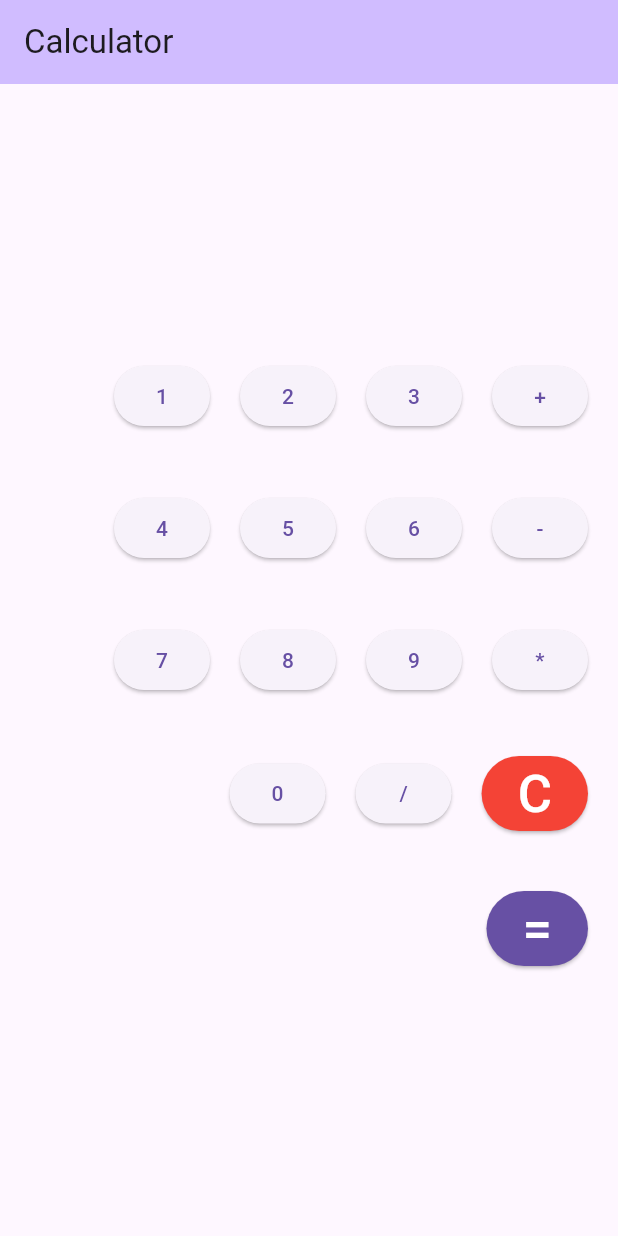
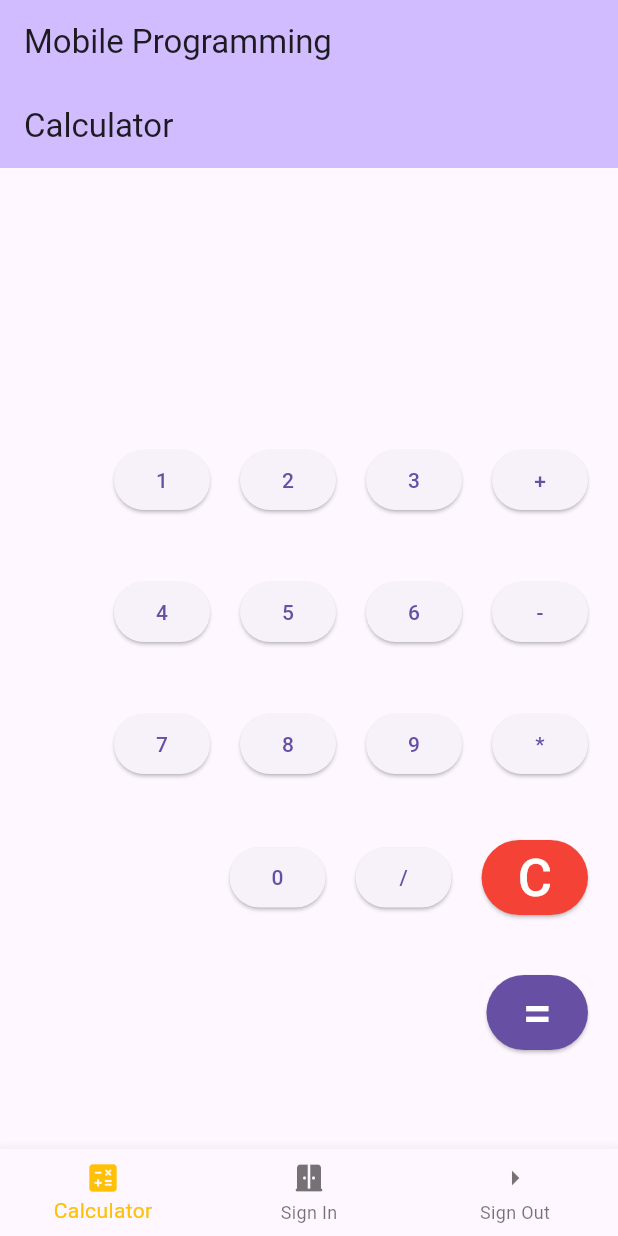
Before and after one commit to hirwaNkevin/flutter-calculator, a Flutter app: the screen it shows after launch, on a phone screen of 412 x 824 dp. Run offline on Flutter 3.47's test engine with Material 3 defaults, Android fonts, the phone set to English and light mode, and no system bars; missing offline and left inert: expressions.

```diff
--- a/lib/calculator_screen.dart
+++ b/lib/calculator_screen.dart
@@ -33,9 +33,13 @@ class _CalculatorscreenState extends State<Calculatorscreen> {
 
   void evaluateInput() {
     setState(() {
+      if (_inputExpression == '') {
+        print('No content in textbar');
+      } else {
         final expression = Expression.parse(_inputExpression);
-      final evaluator = const ExpressionEvaluator();
+        const evaluator = ExpressionEvaluator();
         _output = evaluator.eval(expression, {}).toString();
+      }
     });
   }
 
@@ -46,7 +50,8 @@ class _CalculatorscreenState extends State<Calculatorscreen> {
         backgroundColor: Theme.of(context).colorScheme.inversePrimary,
         title: const Text('Calculator'),
       ),
-      body: Column(
+      body: SingleChildScrollView(
+        child: Column(
           mainAxisAlignment: MainAxisAlignment.start,
           children: [
             Padding(
@@ -252,7 +257,8 @@ class _CalculatorscreenState extends State<Calculatorscreen> {
                             ),
                             child: const Text(
                               'C',
-                            style: TextStyle(color: Colors.white, fontSize: 35),
+                              style:
+                                  TextStyle(color: Colors.white, fontSize: 35),
                             )),
                       ),
                     ],
@@ -276,7 +282,8 @@ class _CalculatorscreenState extends State<Calculatorscreen> {
                             ),
                             child: const Text(
                               '=',
-                            style: TextStyle(color: Colors.white, fontSize: 35),
+                              style:
+                                  TextStyle(color: Colors.white, fontSize: 35),
                             )),
                       ),
                     ],
@@ -286,6 +293,7 @@ class _CalculatorscreenState extends State<Calculatorscreen> {
             ),
           ],
         ),
+      ),
     );
   }
 }
--- a/lib/main.dart
+++ b/lib/main.dart
@@ -3,6 +3,8 @@ import 'dart:core';
 import 'package:flutter/material.dart';
 import 'package:flutter/rendering.dart';
 import 'package:mobile_programming/calculator_screen.dart';
+import 'package:mobile_programming/sign_out_screen.dart';
+import 'package:mobile_programming/signin_screen.dart';
 
 void main() {
   runApp(const MyApp());
@@ -19,7 +21,9 @@ class MyApp extends StatelessWidget {
       title: 'Mobile Programming app',
       theme: ThemeData.light(),
       // home: const MyHomePage(title: 'Mobile Programming'),
-      home: const Calculatorscreen(),
+      home: const MyHomePage(
+        title: 'Mobile Programming',
+      ),
     );
   }
 }
@@ -33,13 +37,41 @@ class MyHomePage extends StatefulWidget {
 }
 
 class _MyHomePageState extends State<MyHomePage> {
+  int _selectedIndex = 0;
+
+  static const List<Widget> _pages = <Widget>[
+    Calculatorscreen(),
+    Signinscreen(),
+    Signoutscreen(),
+  ];
+
+  void onItemTapped(int index) {
+    setState(() {
+      _selectedIndex = index;
+    });
+  }
+
   @override
   Widget build(BuildContext context) {
     return Scaffold(
-        appBar: AppBar(
-          backgroundColor: Theme.of(context).colorScheme.inversePrimary,
-          title: Text(widget.title),
-        ),
-        body: const Center(child: Text('Hello Home')));
+      appBar: AppBar(
+        backgroundColor: Theme.of(context).colorScheme.inversePrimary,
+        title: Text(widget.title),
+      ),
+      body: Center(child: _pages.elementAt(_selectedIndex)),
+      bottomNavigationBar: BottomNavigationBar(
+        items: <BottomNavigationBarItem>[
+          BottomNavigationBarItem(
+              icon: Icon(Icons.calculate_rounded), label: 'Calculator'),
+          BottomNavigationBarItem(
+              icon: Icon(Icons.door_sliding_rounded), label: 'Sign In'),
+          BottomNavigationBarItem(
+              icon: Icon(Icons.arrow_right), label: 'Sign Out')
+        ],
+        currentIndex: _selectedIndex,
+        selectedItemColor: Colors.amber,
+        onTap: onItemTapped,
+      ),
+    );
   }
 }
```
Also changed, not shown: lib/sign_out_screen.dart (added, +33 -0 lines), lib/signin_screen.dart (added, +33 -0 lines). Lines whose indentation alone changed are shown as unchanged.
